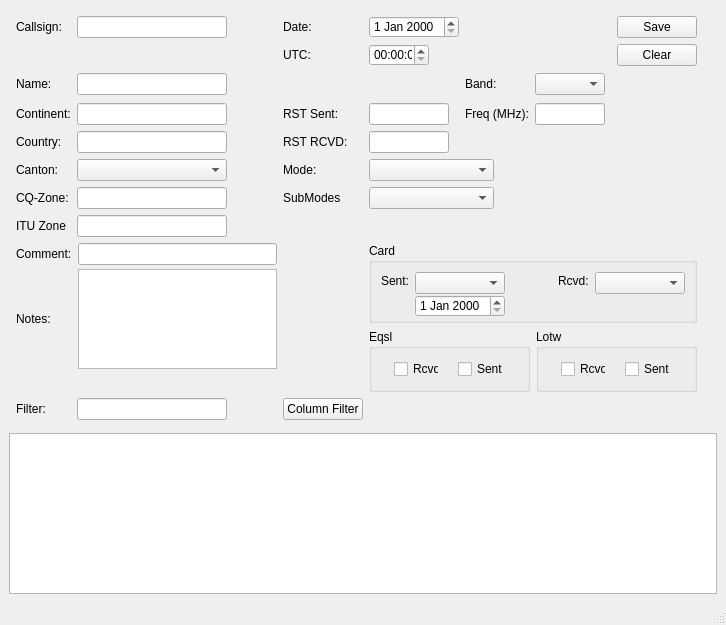
Punki/KissXPLog, file KissXPLog/logger_gui.ui: the form before one commit.
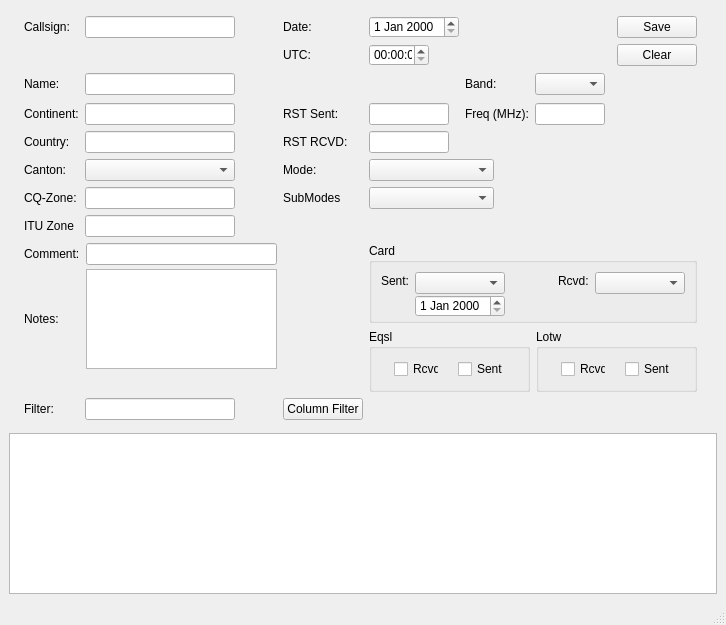
The form after the commit.

```diff
--- a/KissXPLog/logger_gui.ui
+++ b/KissXPLog/logger_gui.ui
@@ -307,13 +307,13 @@
           </property>
           <property name="minimumSize">
            <size>
-            <width>150</width>
+            <width>170</width>
             <height>22</height>
            </size>
           </property>
           <property name="maximumSize">
            <size>
-            <width>500</width>
+            <width>200</width>
             <height>22</height>
            </size>
           </property>
@@ -323,13 +323,13 @@
          <widget class="QTextEdit" name="te_notes">
           <property name="minimumSize">
            <size>
-            <width>150</width>
+            <width>170</width>
             <height>100</height>
            </size>
           </property>
           <property name="maximumSize">
            <size>
-            <width>500</width>
+            <width>200</width>
             <height>100</height>
            </size>
           </property>
@@ -459,6 +459,9 @@
         <property name="orientation">
          <enum>Qt::Horizontal</enum>
         </property>
+        <property name="sizeType">
+         <enum>QSizePolicy::Expanding</enum>
+        </property>
         <property name="sizeHint" stdset="0">
          <size>
           <width>13</width>
```
